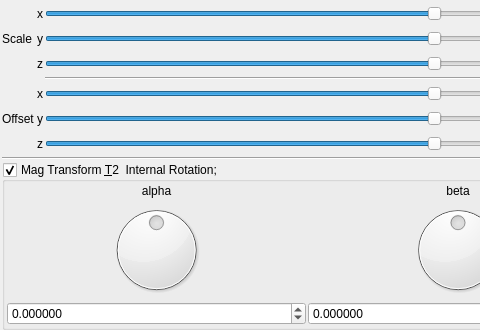
Above: mandelbulber2/qt_data/fractal_transf_benesi_T2.ui from buddhi1980/mandelbulber2 before the change; both pictures show x 0 to 480 and y 0 to 330 of the 916 by 1035 pixel window. Below: the same form after it.
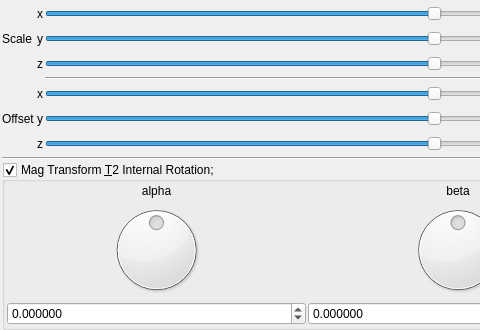
That is the form after the change. Custom widgets are drawn as their Qt base class.

The edit to the form file:
```diff
--- a/mandelbulber2/qt_data/fractal_transf_benesi_T2.ui
+++ b/mandelbulber2/qt_data/fractal_transf_benesi_T2.ui
@@ -409,7 +409,7 @@
    <item>
     <widget class="MyGroupBox" name="groupCheck_transf_rotation_enabled">
      <property name="title">
-      <string>Mag Transform &amp;T2  Internal Rotation;</string>
+      <string>Mag Transform &amp;T2 Internal Rotation;</string>
      </property>
      <property name="checkable">
       <bool>true</bool>
```
